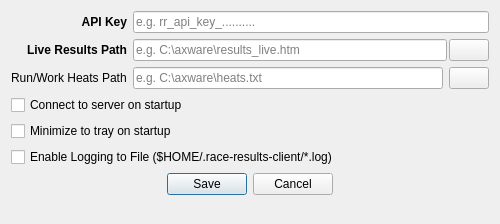
First picture: the form in src/race_results/ui/config_dialog.ui, repository Shamtam/race-results-client, before the edit.
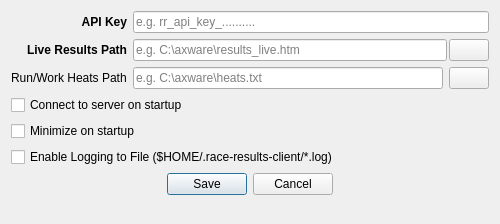
Second picture: the form after the edit. Icons and pictures are not drawn.

Commit message: Refactor/rename minimized startup setting

Patch:
```diff
--- a/src/race_results/ui/config_dialog.ui
+++ b/src/race_results/ui/config_dialog.ui
@@ -91,7 +91,7 @@
    <item row="6" column="0" colspan="2">
     <widget class="QCheckBox" name="cb_traystart">
      <property name="text">
-      <string>Minimize to tray on startup</string>
+      <string>Minimize on startup</string>
      </property>
      <property name="autoRepeat">
       <bool>false</bool>
```
Left out of the diff: 2 changed lines with no effect on the pictures. The commit also changes 4 other files.
